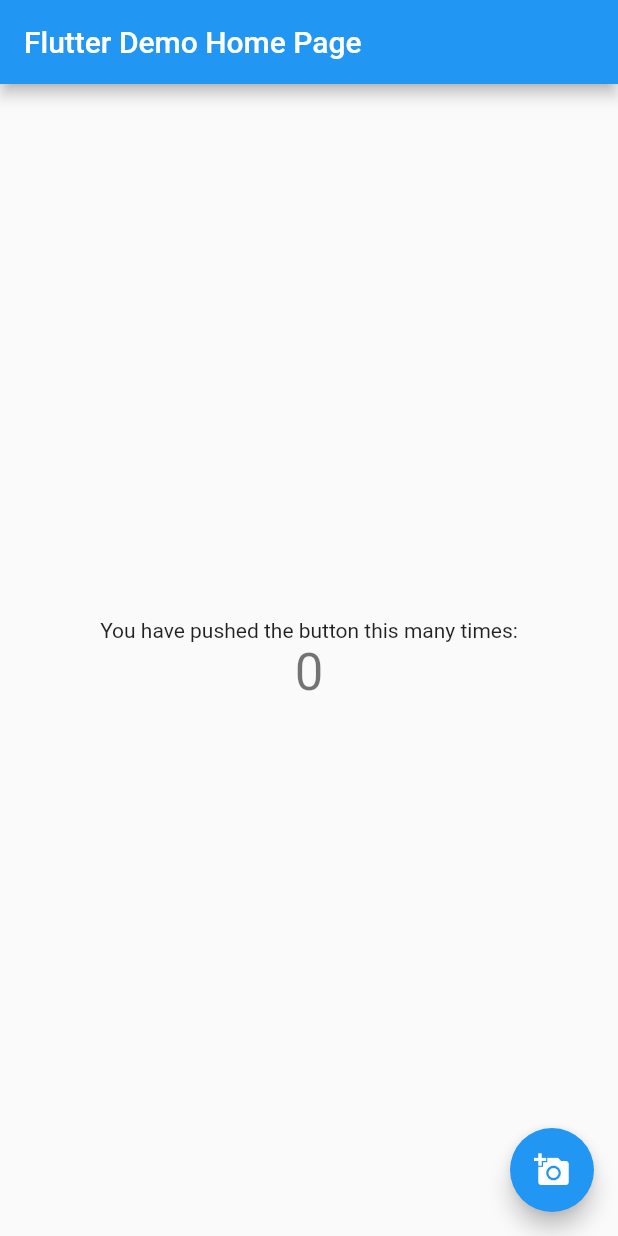
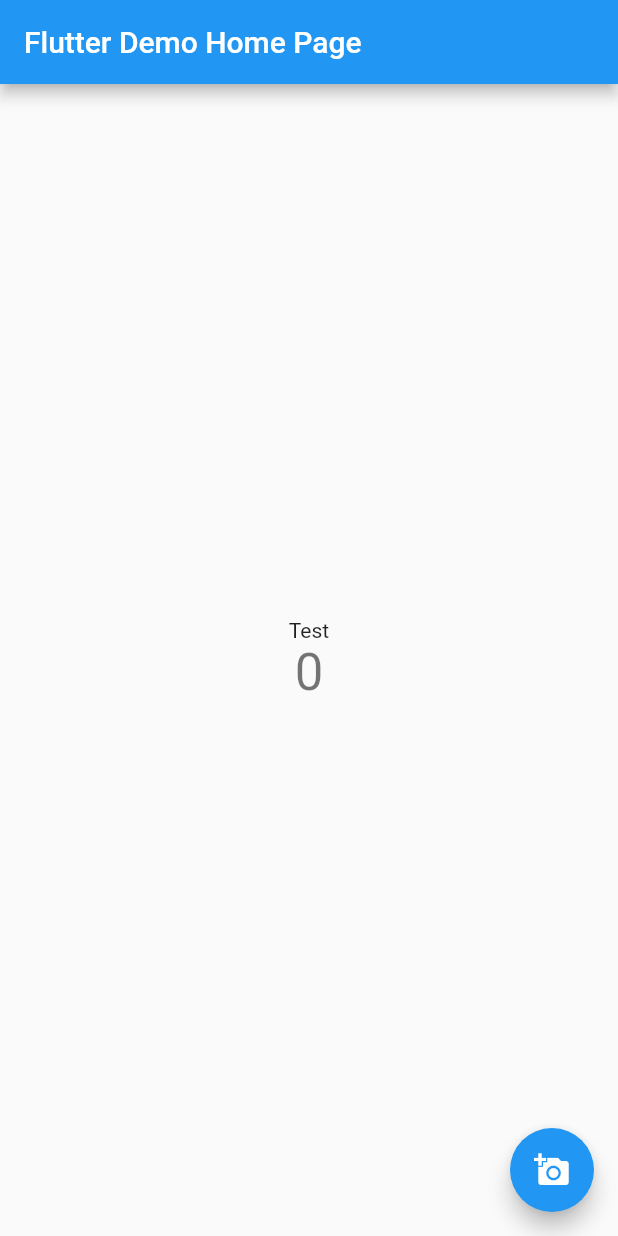
Before and after one commit to jicsontoh/Example, a Flutter app: the screen it shows after launch, on a phone screen of 412 x 824 dp. Run offline on Flutter 3.47's test engine with Material 2 defaults, Android fonts, the phone set to English and light mode, and no system bars.

Commit message:
change text

```diff
--- a/lib/main.dart
+++ b/lib/main.dart
@@ -96,7 +96,7 @@ class _MyHomePageState extends State<MyHomePage> {
           mainAxisAlignment: MainAxisAlignment.center,
           children: <Widget>[
             const Text(
-              'You have pushed the button this many times:',
+              'Test',
             ),
             Text(
               '$_counter',
```
